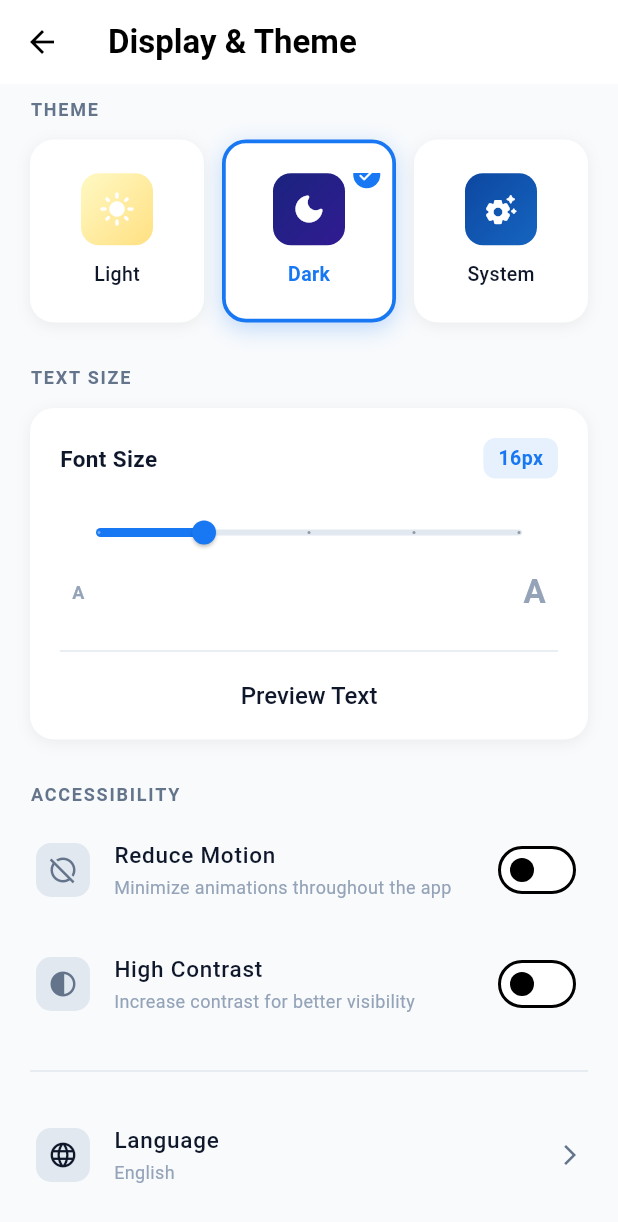
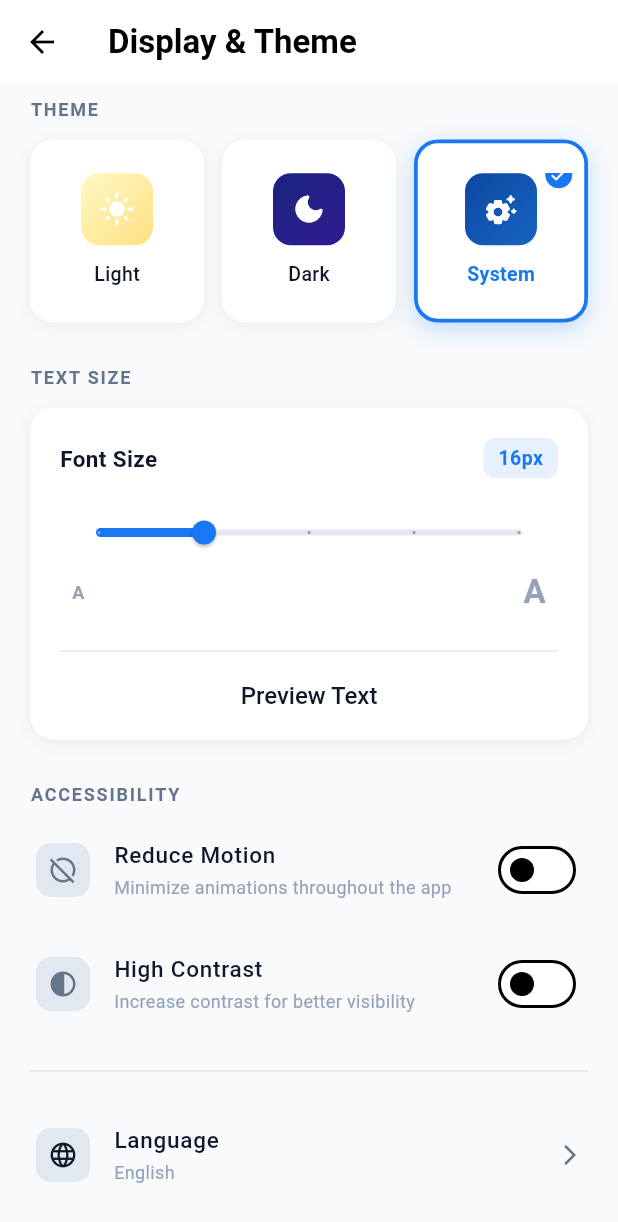
Before and after one commit to sonpham811z/Android-SocialNetwork, a Flutter app: the SettingsScreen screen opened directly, after a tap on "Display & Theme", on a phone screen of 412 x 824 dp. Shown: the top 1222 px of the screen. Run offline on Flutter 3.47's test engine with Material 3 defaults, Android fonts, the phone set to English and light mode, and no system bars; our stand-ins replace app_links, dio, file_picker, firebase_core, firebase_messaging, flutter_local_notifications and 5 more; missing offline and left inert: agora_rtc_engine, jwt_decode, signalr_netcore; accounts and stored records are empty; network calls fail.

Commit message:
feat/implement endpoint settings to frontend

```diff
--- a/lib/main.dart
+++ b/lib/main.dart
@@ -16,6 +16,7 @@ import 'providers/storyProvider.dart';
 import 'providers/themeProvider.dart';
 import 'providers/languageProvider.dart';
 import 'providers/userProfileProvider.dart';
+import 'providers/userSettingsProvider.dart';
 import 'providers/boardProvider.dart';
 import 'screens/authScreen/loginScreen.dart';
 import 'screens/authScreen/signupScreen.dart';
@@ -174,6 +175,7 @@ class _MyAppState extends State<MyApp> {
         ChangeNotifierProvider(create: (_) => LanguageProvider()),
         ChangeNotifierProvider(create: (_) => AuthProvider()),
         ChangeNotifierProvider(create: (_) => UserProfileProvider()),
+        ChangeNotifierProvider(create: (_) => UserSettingsProvider()),
         ChangeNotifierProvider(create: (_) => FriendProvider()),
         ChangeNotifierProvider(create: (_) => PostProvider()),
         ChangeNotifierProvider(create: (_) => StoryProvider()),
--- /dev/null
+++ b/lib/models/userSettingsModel.dart
@@ -0,0 +1,176 @@
+class UserSettings {
+  final String language;
+  final String theme;
+  final PrivacySettings privacySettings;
+  final NotificationSettings notificationSettings;
+
+  const UserSettings({
+    this.language = 'en',
+    this.theme = 'system',
+    this.privacySettings = const PrivacySettings(),
+    this.notificationSettings = const NotificationSettings(),
+  });
+
+  factory UserSettings.fromJson(Map<String, dynamic> json) {
+    final privacy = json['privacySettings'] ?? json['PrivacySettings'];
+    final notif = json['notificationSettings'] ?? json['NotificationSettings'];
+    return UserSettings(
+      language: (json['language'] ?? json['Language'] ?? 'en').toString(),
+      theme: (json['theme'] ?? json['Theme'] ?? 'system').toString(),
+      privacySettings: privacy != null
+          ? PrivacySettings.fromJson(Map<String, dynamic>.from(privacy as Map))
+          : const PrivacySettings(),
+      notificationSettings: notif != null
+          ? NotificationSettings.fromJson(Map<String, dynamic>.from(notif as Map))
+          : const NotificationSettings(),
+    );
+  }
+
+  Map<String, dynamic> toJson() => {
+        'language': language,
+        'theme': theme,
+        'privacySettings': privacySettings.toJson(),
+        'notificationSettings': notificationSettings.toJson(),
+      };
+
+  UserSettings copyWith({
+    String? language,
+    String? theme,
+    PrivacySettings? privacySettings,
+    NotificationSettings? notificationSettings,
+  }) =>
+      UserSettings(
+        language: language ?? this.language,
+        theme: theme ?? this.theme,
+        privacySettings: privacySettings ?? this.privacySettings,
+        notificationSettings: notificationSettings ?? this.notificationSettings,
+      );
+}
+
+class NotificationSettings {
+  final bool pushNotifications;
+  final bool emailNotifications;
+  final bool smsNotifications;
+  final bool likes;
+  final bool comments;
+  final bool mentions;
+  final bool newFollowers;
+  final bool friendRequests;
+  final bool messageRequests;
+  final bool directMessages;
+
+  const NotificationSettings({
+    this.pushNotifications = true,
+    this.emailNotifications = false,
+    this.smsNotifications = false,
+    this.likes = true,
+    this.comments = true,
+    this.mentions = true,
+    this.newFollowers = false,
+    this.friendRequests = true,
+    this.messageRequests = true,
+    this.directMessages = true,
+  });
+
+  factory NotificationSettings.fromJson(Map<String, dynamic> json) {
+    bool b(String key, String altKey, bool def) =>
+        (json[key] ?? json[altKey] ?? def) as bool;
+    return NotificationSettings(
+      pushNotifications: b('pushNotifications', 'PushNotifications', true),
+      emailNotifications: b('emailNotifications', 'EmailNotifications', false),
+      smsNotifications: b('smsNotifications', 'SmsNotifications', false),
+      likes: b('likes', 'Likes', true),
+      comments: b('comments', 'Comments', true),
+      mentions: b('mentions', 'Mentions', true),
+      newFollowers: b('newFollowers', 'NewFollowers', false),
+      friendRequests: b('friendRequests', 'FriendRequests', true),
+      messageRequests: b('messageRequests', 'MessageRequests', true),
+      directMessages: b('directMessages', 'DirectMessages', true),
+    );
+  }
+
+  Map<String, dynamic> toJson() => {
+        'pushNotifications': pushNotifications,
+        'emailNotifications': emailNotifications,
+        'smsNotifications': smsNotifications,
+        'likes': likes,
+        'comments': comments,
+        'mentions': mentions,
+        'newFollowers': newFollowers,
+        'friendRequests': friendRequests,
+        'messageRequests': messageRequests,
+        'directMessages': directMessages,
+      };
+
+  NotificationSettings copyWith({
+    bool? pushNotifications,
+    bool? emailNotifications,
+    bool? smsNotifications,
+    bool? likes,
+    bool? comments,
+    bool? mentions,
+    bool? newFollowers,
+    bool? friendRequests,
+    bool? messageRequests,
+    bool? directMessages,
+  }) =>
+      NotificationSettings(
+        pushNotifications: pushNotifications ?? this.pushNotifications,
+        emailNotifications: emailNotifications ?? this.emailNotifications,
+        smsNotifications: smsNotifications ?? this.smsNotifications,
+        likes: likes ?? this.likes,
+        comments: comments ?? this.comments,
+        mentions: mentions ?? this.mentions,
+        newFollowers: newFollowers ?? this.newFollowers,
+        friendRequests: friendRequests ?? this.friendRequests,
+        messageRequests: messageRequests ?? this.messageRequests,
+        directMessages: directMessages ?? this.directMessages,
+      );
+}
+
+class PrivacySettings {
+  final String profileVisibility;
+  final String whoCanSeeEmail;
+  final String whoCanSeeFriends;
+  final String whoCanSendFriendRequest;
+
+  const PrivacySettings({
+    this.profileVisibility = 'public',
+    this.whoCanSeeEmail = 'friends',
+    this.whoCanSeeFriends = 'friends',
+    this.whoCanSendFriendRequest = 'everyone',
+  });
+
+  factory PrivacySettings.fromJson(Map<String, dynamic> json) => PrivacySettings(
+        profileVisibility:
+            (json['profileVisibility'] ?? json['ProfileVisibility'] ?? 'public').toString(),
+        whoCanSeeEmail:
+            (json['whoCanSeeEmail'] ?? json['WhoCanSeeEmail'] ?? 'friends').toString(),
+        whoCanSeeFriends:
+            (json['whoCanSeeFriends'] ?? json['WhoCanSeeFriends'] ?? 'friends').toString(),
+        whoCanSendFriendRequest: (json['whoCanSendFriendRequest'] ??
+                json['WhoCanSendFriendRequest'] ??
+                'everyone')
+            .toString(),
+      );
+
+  Map<String, dynamic> toJson() => {
+        'profileVisibility': profileVisibility,
+        'whoCanSeeEmail': whoCanSeeEmail,
+        'whoCanSeeFriends': whoCanSeeFriends,
+        'whoCanSendFriendRequest': whoCanSendFriendRequest,
+      };
+
+  PrivacySettings copyWith({
+    String? profileVisibility,
+    String? whoCanSeeEmail,
+    String? whoCanSeeFriends,
+    String? whoCanSendFriendRequest,
+  }) =>
+      PrivacySettings(
+        profileVisibility: profileVisibility ?? this.profileVisibility,
+        whoCanSeeEmail: whoCanSeeEmail ?? this.whoCanSeeEmail,
+        whoCanSeeFriends: whoCanSeeFriends ?? this.whoCanSeeFriends,
+        whoCanSendFriendRequest: whoCanSendFriendRequest ?? this.whoCanSendFriendRequest,
+      );
+}
--- /dev/null
+++ b/lib/providers/userSettingsProvider.dart
@@ -0,0 +1,82 @@
+import 'package:flutter/foundation.dart';
+
+import '../models/userSettingsModel.dart';
+import '../services/userProfileService.dart';
+
+class UserSettingsProvider with ChangeNotifier {
+  final UserProfileService _service = UserProfileService();
+
+  UserSettings _settings = const UserSettings();
+  bool _isLoading = false;
+  bool _isSaving = false;
+  String? _error;
+
+  UserSettings get settings => _settings;
+  bool get isLoading => _isLoading;
+  bool get isSaving => _isSaving;
+  String? get error => _error;
+
+  void clear() {
+    _settings = const UserSettings();
+    _isLoading = false;
+    _isSaving = false;
+    _error = null;
+    notifyListeners();
+  }
+
+  Future<void> loadSettings() async {
+    _isLoading = true;
+    _error = null;
+    notifyListeners();
+
+    try {
+      final result = await _service.getMySettings();
+      if (result != null) _settings = result;
+    } catch (e) {
+      _error = e.toString();
+    } finally {
+      _isLoading = false;
+      notifyListeners();
+    }
+  }
+
+  Future<bool> updateNotificationSettings(NotificationSettings notif) async {
+    return _update({'notificationSettings': notif.toJson()}, (s) => s.copyWith(notificationSettings: notif));
+  }
+
+  Future<bool> updateTheme(String theme) async {
+    return _update({'theme': theme}, (s) => s.copyWith(theme: theme));
+  }
+
+  Future<bool> updateLanguage(String language) async {
+    return _update({'language': language}, (s) => s.copyWith(language: language));
+  }
+
+  Future<bool> updatePrivacySettings(PrivacySettings privacy) async {
+    return _update({'privacySettings': privacy.toJson()}, (s) => s.copyWith(privacySettings: privacy));
+  }
+
+  Future<bool> _update(
+    Map<String, dynamic> data,
+    UserSettings Function(UserSettings) optimisticUpdate,
+  ) async {
+    final previous = _settings;
+    _settings = optimisticUpdate(_settings);
+    _isSaving = true;
+    _error = null;
+    notifyListeners();
+
+    try {
+      final result = await _service.updateSettings(data);
+      if (result != null) _settings = result;
+      return true;
+    } catch (e) {
+      _settings = previous;
+      _error = e.toString();
+      return false;
+    } finally {
+      _isSaving = false;
+      notifyListeners();
+    }
+  }
+}
--- a/lib/screens/settings/displayThemeScreen.dart
+++ b/lib/screens/settings/displayThemeScreen.dart
@@ -2,6 +2,7 @@ import 'package:flutter/material.dart';
 import 'package:provider/provider.dart';
 import '../../config/theme.dart';
 import '../../providers/languageProvider.dart';
+import '../../providers/userSettingsProvider.dart';
 import 'languageScreen.dart';
 
 class DisplayThemeScreen extends StatefulWidget {
@@ -12,7 +13,6 @@ class DisplayThemeScreen extends StatefulWidget {
 }
 
 class _DisplayThemeScreenState extends State<DisplayThemeScreen> {
-  String _selectedTheme = 'dark'; // 'light' | 'dark' | 'system'
   double _textSize = 16.0;
   bool _reduceMotion = false;
   bool _highContrast = false;
@@ -20,9 +20,31 @@ class _DisplayThemeScreenState extends State<DisplayThemeScreen> {
   static const _fbBlue = Color(0xFF1877F2);
 
   @override
+  void initState() {
+    super.initState();
+    WidgetsBinding.instance.addPostFrameCallback((_) {
+      context.read<UserSettingsProvider>().loadSettings();
+    });
+  }
+
+  Future<void> _selectTheme(UserSettingsProvider provider, String theme) async {
+    final ok = await provider.updateTheme(theme);
+    if (!ok && mounted) {
+      ScaffoldMessenger.of(context).showSnackBar(
+        SnackBar(
+          content: Text(provider.error ?? 'Failed to save theme'),
+          backgroundColor: Colors.red,
+        ),
+      );
+    }
+  }
+
+  @override
   Widget build(BuildContext context) {
     final isDark = Theme.of(context).brightness == Brightness.dark;
     final t = context.watch<LanguageProvider>().translate;
+    final provider = context.watch<UserSettingsProvider>();
+    final selectedTheme = provider.settings.theme;
 
     return Scaffold(
       backgroundColor: isDark ? const Color(0xFF0F0F10) : AppTheme.slate50,
@@ -41,6 +63,19 @@ class _DisplayThemeScreenState extends State<DisplayThemeScreen> {
             fontWeight: FontWeight.bold,
           ),
         ),
+        actions: [
+          if (provider.isSaving)
+            const Padding(
+              padding: EdgeInsets.only(right: 16),
+              child: Center(
+                child: SizedBox(
+                  width: 18,
+                  height: 18,
+                  child: CircularProgressIndicator(strokeWidth: 2),
+                ),
+              ),
+            ),
+        ],
       ),
       body: ListView(
         padding: const EdgeInsets.symmetric(horizontal: 20, vertical: 8),
@@ -48,7 +83,7 @@ class _DisplayThemeScreenState extends State<DisplayThemeScreen> {
           // ===== THEME SELECTOR =====
           _buildSectionHeader(t('theme'), isDark),
           const SizedBox(height: 12),
-          _buildThemeSelector(isDark, t),
+          _buildThemeSelector(isDark, t, selectedTheme, provider),
 
           const SizedBox(height: 28),
 
@@ -106,7 +141,12 @@ class _DisplayThemeScreenState extends State<DisplayThemeScreen> {
   }
 
   // ===== THEME SELECTOR (3 CARDS) =====
-  Widget _buildThemeSelector(bool isDark, String Function(String) t) {
+  Widget _buildThemeSelector(
+    bool isDark,
+    String Function(String) t,
+    String selectedTheme,
+    UserSettingsProvider provider,
+  ) {
     return Row(
       children: [
         _buildThemeCard(
@@ -116,6 +156,8 @@ class _DisplayThemeScreenState extends State<DisplayThemeScreen> {
           gradientColors: [const Color(0xFFFFF9C4), const Color(0xFFFFE082)],
           iconColor: const Color(0xFFF9A825),
           isDark: isDark,
+          selectedTheme: selectedTheme,
+          onTap: () => _selectTheme(provider, 'light'),
         ),
         const SizedBox(width: 12),
         _buildThemeCard(
@@ -125,6 +167,8 @@ class _DisplayThemeScreenState extends State<DisplayThemeScreen> {
           gradientColors: [const Color(0xFF1A237E), const Color(0xFF311B92)],
           iconColor: const Color(0xFF7C4DFF),
           isDark: isDark,
+          selectedTheme: selectedTheme,
+          onTap: () => _selectTheme(provider, 'dark'),
         ),
         const SizedBox(width: 12),
         _buildThemeCard(
@@ -134,6 +178,8 @@ class _DisplayThemeScreenState extends State<DisplayThemeScreen> {
           gradientColors: [const Color(0xFF0D47A1), const Color(0xFF1565C0)],
           iconColor: const Color(0xFF42A5F5),
           isDark: isDark,
+          selectedTheme: selectedTheme,
+          onTap: () => _selectTheme(provider, 'system'),
         ),
       ],
     );
@@ -146,12 +192,14 @@ class _DisplayThemeScreenState extends State<DisplayThemeScreen> {
     required List<Color> gradientColors,
     required Color iconColor,
     required bool isDark,
+    required String selectedTheme,
+    required VoidCallback onTap,
   }) {
-    final isSelected = _selectedTheme == key;
+    final isSelected = selectedTheme == key;
 
     return Expanded(
       child: GestureDetector(
-        onTap: () => setState(() => _selectedTheme = key),
+        onTap: onTap,
         child: AnimatedContainer(
           duration: const Duration(milliseconds: 250),
           curve: Curves.easeInOut,
--- a/lib/services/userProfileService.dart
+++ b/lib/services/userProfileService.dart
@@ -3,6 +3,7 @@ import 'package:dio/dio.dart';
 import '../config/environment.dart';
 import 'apiClient.dart';
 import '../models/userModel.dart';
+import '../models/userSettingsModel.dart';
 import '../utils/json_helpers.dart';
 
 class UserSearchResult {
@@ -242,6 +243,43 @@ return parsed.data;
     }
   }
 
+  Future<UserSettings?> getMySettings() async {
+    try {
+      final response = await _apiClient.dio.get('$_userProfileBaseUrl/settings');
+      final body = asJsonMap(response.data);
+      if (body == null) throw Exception('Invalid settings response format.');
+
+      final dataRaw = body['data'] ?? body['Data'];
+      if (dataRaw == null) throw Exception('No settings data in response.');
+
+      return UserSettings.fromJson(asJsonMap(dataRaw) ?? <String, dynamic>{});
+    } on DioException catch (e) {
+      throw Exception(e.response?.data.toString() ?? e.message);
+    } catch (e) {
+      throw Exception(e.toString());
+    }
+  }
+
+  Future<UserSettings?> updateSettings(Map<String, dynamic> data) async {
+    try {
+      final response = await _apiClient.dio.put(
+        '$_userProfileBaseUrl/settings',
+        data: data,
+      );
+      final body = asJsonMap(response.data);
+      if (body == null) throw Exception('Invalid settings response format.');
+
+      final dataRaw = body['data'] ?? body['Data'];
+      if (dataRaw == null) throw Exception('No settings data in response.');
+
+      return UserSettings.fromJson(asJsonMap(dataRaw) ?? <String, dynamic>{});
+    } on DioException catch (e) {
+      throw Exception(e.response?.data.toString() ?? e.message);
+    } catch (e) {
+      throw Exception(e.toString());
+    }
+  }
+
   Future<String> uploadCoverPhoto(String filePath) async {
     try {
       final formData = FormData.fromMap({
```
Also changed, not shown: lib/screens/settings/notificationsScreen.dart (+100 -44 lines).
